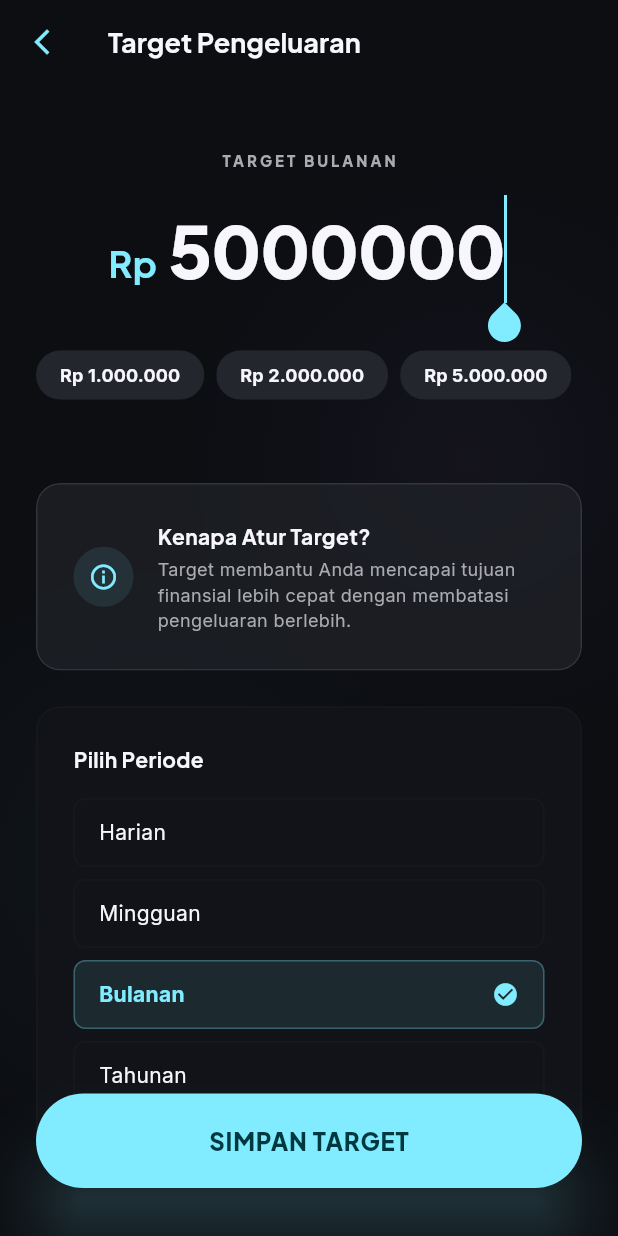
After one commit to agusperdii/fintrack-mobile-app, a Flutter app: the screen it shows after launch, item 5 of the bottom bar chosen, scrolled down 88 dp, after a tap on "Target Pengeluaran", on a phone screen of 412 x 824 dp. The commit adds this screen. Run offline on Flutter 3.47's test engine with Material 3 defaults, Android fonts, the phone set to English and light mode, and no system bars; our stand-ins replace google_fonts; network calls fail.

Commit message:
Menambahkan menu atur pengeluaran

```diff
--- a/lib/models/app_data.dart
+++ b/lib/models/app_data.dart
@@ -2,17 +2,23 @@ class AppData {
   final double balance;
   final List<Transaction> recentTransactions;
   final List<AnalysisData> analysis;
+  final double? spendingTarget;
+  final String? targetPeriod;
 
   AppData({
     required this.balance,
     required this.recentTransactions,
     required this.analysis,
+    this.spendingTarget,
+    this.targetPeriod,
   });
 
   // Dummy data generator
   static AppData getDummyData() {
     return AppData(
       balance: 15450000,
+      spendingTarget: 5000000,
+      targetPeriod: 'Bulanan',
       recentTransactions: [
         Transaction(title: 'Belanja Bulanan', amount: -500000, category: 'Food', date: '2026-04-10'),
         Transaction(title: 'Gaji Bulanan', amount: 10000000, category: 'Salary', date: '2026-04-01'),
--- a/lib/profile_page.dart
+++ b/lib/profile_page.dart
@@ -3,6 +3,7 @@ import 'package:google_fonts/google_fonts.dart';
 import 'services/api_service.dart';
 import 'theme/kinetic_vault_theme.dart';
 import 'widgets/ambient_glow.dart';
+import 'spending_target_page.dart';
 
 class ProfilePage extends StatefulWidget {
   const ProfilePage({super.key});
@@ -13,11 +14,13 @@ class ProfilePage extends StatefulWidget {
 
 class _ProfilePageState extends State<ProfilePage> {
   late Future<Map<String, String>> _profileFuture;
+  late Future<Map<String, dynamic>> _targetFuture;
 
   @override
   void initState() {
     super.initState();
     _profileFuture = ApiService.getUserProfile();
+    _targetFuture = ApiService.getSpendingTarget();
   }
 
   @override
@@ -79,14 +82,18 @@ class _ProfilePageState extends State<ProfilePage> {
           ),
         ),
       ),
-      body: FutureBuilder<Map<String, String>>(
-        future: _profileFuture,
+      body: FutureBuilder<List<dynamic>>(
+        future: Future.wait([_profileFuture, _targetFuture]),
         builder: (context, snapshot) {
           if (snapshot.connectionState == ConnectionState.waiting) {
             return const Center(child: CircularProgressIndicator());
           } else if (snapshot.hasError) {
             return Center(child: Text('Error: ${snapshot.error}'));
           }
+
+          final targetData = snapshot.data![1] as Map<String, dynamic>;
+          final targetAmount = targetData['amount'] as double;
+          final targetPeriod = targetData['period'] as String;
 
           // Using mock data from HTML instead of API to match design exactly
           const userName = 'Leonardo Da’vinci';
@@ -216,7 +223,16 @@ class _ProfilePageState extends State<ProfilePage> {
                   child: Material(
                     color: Colors.transparent,
                     child: InkWell(
-                      onTap: () {},
+                      onTap: () async {
+                        await Navigator.push(
+                          context,
+                          MaterialPageRoute(builder: (context) => const SpendingTargetPage()),
+                        );
+                        // Refresh data after returning
+                        setState(() {
+                          _targetFuture = ApiService.getSpendingTarget();
+                        });
+                      },
                       borderRadius: BorderRadius.circular(8),
                       child: Padding(
                         padding: const EdgeInsets.all(20),
@@ -245,7 +261,7 @@ class _ProfilePageState extends State<ProfilePage> {
                                   crossAxisAlignment: CrossAxisAlignment.start,
                                   children: [
                                     Text(
-                                      'Atur target pengeluaran',
+                                      'Target Pengeluaran',
                                       style: GoogleFonts.plusJakartaSans(
                                         fontSize: 16,
                                         fontWeight: FontWeight.bold,
@@ -253,10 +269,11 @@ class _ProfilePageState extends State<ProfilePage> {
                                       ),
                                     ),
                                     Text(
-                                      'Kendali finansial di tanganmu',
+                                      '${KineticVaultTheme.formatCurrency(targetAmount)} / $targetPeriod',
                                       style: GoogleFonts.inter(
                                         fontSize: 12,
-                                        color: KineticVaultTheme.onSurfaceVariant,
+                                        fontWeight: FontWeight.w600,
+                                        color: KineticVaultTheme.primary,
                                       ),
                                     ),
                                   ],
--- a/lib/services/api_service.dart
+++ b/lib/services/api_service.dart
@@ -55,4 +55,14 @@ class ApiService {
       'avatar': 'https://i.pravatar.cc/300',
     };
   }
+
+  /// Fetch spending target
+  static Future<Map<String, dynamic>> getSpendingTarget() async {
+    await Future.delayed(_delay);
+    final data = AppData.getDummyData();
+    return {
+      'amount': data.spendingTarget ?? 0.0,
+      'period': data.targetPeriod ?? 'Bulanan',
+    };
+  }
 }
--- /dev/null
+++ b/lib/spending_target_page.dart
@@ -0,0 +1,340 @@
+import 'package:flutter/material.dart';
+import 'package:google_fonts/google_fonts.dart';
+import 'theme/kinetic_vault_theme.dart';
+import 'widgets/ambient_glow.dart';
+import 'widgets/glass_card.dart';
+import 'services/api_service.dart';
+
+class SpendingTargetPage extends StatefulWidget {
+  const SpendingTargetPage({super.key});
+
+  @override
+  State<SpendingTargetPage> createState() => _SpendingTargetPageState();
+}
+
+class _SpendingTargetPageState extends State<SpendingTargetPage> {
+  final _amountController = TextEditingController();
+  String _selectedPeriod = 'Bulanan';
+  bool _isSaving = false;
+  bool _isLoading = true;
+
+  final List<double> _quickAmounts = [1000000, 2000000, 5000000, 10000000];
+
+  @override
+  void initState() {
+    super.initState();
+    _loadCurrentTarget();
+  }
+
+  Future<void> _loadCurrentTarget() async {
+    try {
+      final data = await ApiService.getSpendingTarget();
+      if (mounted) {
+        setState(() {
+          double amount = data['amount'];
+          _amountController.text = amount > 0 ? amount.toStringAsFixed(0) : '';
+          _selectedPeriod = data['period'];
+          _isLoading = false;
+        });
+      }
+    } catch (e) {
+      if (mounted) setState(() => _isLoading = false);
+    }
+  }
+
+  @override
+  void dispose() {
+    _amountController.dispose();
+    super.dispose();
+  }
+
+  void _saveTarget() {
+    if (_amountController.text.isEmpty) {
+      ScaffoldMessenger.of(context).showSnackBar(
+        const SnackBar(content: Text('Masukkan nominal target pengeluaran')),
+      );
+      return;
+    }
+
+    setState(() => _isSaving = true);
+
+    // Simulate API call
+    Future.delayed(const Duration(seconds: 1), () {
+      if (mounted) {
+        setState(() => _isSaving = false);
+        ScaffoldMessenger.of(context).showSnackBar(
+          const SnackBar(
+            content: Text('Target pengeluaran berhasil disimpan'),
+            backgroundColor: KineticVaultTheme.tertiary,
+          ),
+        );
+        Navigator.pop(context);
+      }
+    });
+  }
+
+  @override
+  Widget build(BuildContext context) {
+    if (_isLoading) {
+      return const Scaffold(
+        backgroundColor: KineticVaultTheme.background,
+        body: Center(child: CircularProgressIndicator(color: KineticVaultTheme.primary)),
+      );
+    }
+
+    return Scaffold(
+      backgroundColor: KineticVaultTheme.background,
+      appBar: AppBar(
+        backgroundColor: KineticVaultTheme.background,
+        elevation: 0,
+        leading: IconButton(
+          icon: const Icon(Icons.arrow_back_ios_new, color: KineticVaultTheme.primary, size: 20),
+          onPressed: () => Navigator.pop(context),
+        ),
+        title: Text(
+          'Target Pengeluaran',
+          style: GoogleFonts.plusJakartaSans(
+            color: KineticVaultTheme.onSurface,
+            fontWeight: FontWeight.bold,
+            fontSize: 18,
+          ),
+        ),
+      ),
+      body: Stack(
+        children: [
+          const Positioned(
+            top: 50,
+            right: -100,
+            child: AmbientGlow(size: 400, color: KineticVaultTheme.secondary, opacity: 0.05),
+          ),
+          const Positioned(
+            bottom: 50,
+            left: -100,
+            child: AmbientGlow(size: 400, color: KineticVaultTheme.primary, opacity: 0.05),
+          ),
+          SingleChildScrollView(
+            padding: const EdgeInsets.all(24.0),
+            child: Column(
+              crossAxisAlignment: CrossAxisAlignment.center,
+              children: [
+                const SizedBox(height: 20),
+                Text(
+                  'TARGET $_selectedPeriod'.toUpperCase(),
+                  style: GoogleFonts.plusJakartaSans(
+                    fontSize: 10,
+                    fontWeight: FontWeight.w800,
+                    letterSpacing: 2.0,
+                    color: KineticVaultTheme.onSurfaceVariant,
+                  ),
+                ),
+                const SizedBox(height: 16),
+                Row(
+                  mainAxisAlignment: MainAxisAlignment.center,
+                  crossAxisAlignment: CrossAxisAlignment.baseline,
+                  textBaseline: TextBaseline.alphabetic,
+                  children: [
+                    Text(
+                      'Rp',
+                      style: GoogleFonts.plusJakartaSans(
+                        fontSize: 24,
+                        fontWeight: FontWeight.bold,
+                        color: KineticVaultTheme.primary,
+                      ),
+                    ),
+                    const SizedBox(width: 8),
+                    IntrinsicWidth(
+                      child: TextField(
+                        controller: _amountController,
+                        autofocus: true,
+                        keyboardType: TextInputType.number,
+                        textAlign: TextAlign.center,
+                        style: GoogleFonts.plusJakartaSans(
+                          fontSize: 48,
+                          fontWeight: FontWeight.w900,
+                          color: KineticVaultTheme.onSurface,
+                          letterSpacing: -1,
+                        ),
+                        decoration: InputDecoration(
+                          hintText: '0',
+                          hintStyle: TextStyle(color: KineticVaultTheme.onSurface.withValues(alpha: 0.2)),
+                          border: InputBorder.none,
+                          contentPadding: EdgeInsets.zero,
+                        ),
+                      ),
+                    ),
+                  ],
+                ),
+                const SizedBox(height: 24),
+                // Quick Amounts
+                SingleChildScrollView(
+                  scrollDirection: Axis.horizontal,
+                  child: Row(
+                    children: _quickAmounts.map((amt) {
+                      return Padding(
+                        padding: const EdgeInsets.only(right: 8.0),
+                        child: ActionChip(
+                          label: Text(
+                            KineticVaultTheme.formatCurrency(amt),
+                            style: GoogleFonts.inter(
+                              fontSize: 12,
+                              fontWeight: FontWeight.bold,
+                              color: KineticVaultTheme.onSurface,
+                            ),
+                          ),
+                          backgroundColor: KineticVaultTheme.surfaceContainerHighest,
+                          side: BorderSide.none,
+                          shape: RoundedRectangleBorder(borderRadius: BorderRadius.circular(100)),
+                          onPressed: () {
+                            setState(() {
+                              _amountController.text = amt.toStringAsFixed(0);
+                            });
+                          },
+                        ),
+                      );
+                    }).toList(),
+                  ),
+                ),
+                const SizedBox(height: 48),
+                GlassCard(
+                  padding: const EdgeInsets.all(24),
+                  borderRadius: 16,
+                  child: Column(
+                    children: [
+                      Row(
+                        children: [
+                          Container(
+                            padding: const EdgeInsets.all(10),
+                            decoration: BoxDecoration(
+                              color: KineticVaultTheme.primary.withValues(alpha: 0.1),
+                              shape: BoxShape.circle,
+                            ),
+                            child: const Icon(Icons.info_outline, color: KineticVaultTheme.primary, size: 20),
+                          ),
+                          const SizedBox(width: 16),
+                          Expanded(
+                            child: Column(
+                              crossAxisAlignment: CrossAxisAlignment.start,
+                              children: [
+                                Text(
+                                  'Kenapa Atur Target?',
+                                  style: GoogleFonts.plusJakartaSans(
+                                    fontSize: 14,
+                                    fontWeight: FontWeight.bold,
+                                    color: KineticVaultTheme.onSurface,
+                                  ),
+                                ),
+                                const SizedBox(height: 4),
+                                Text(
+                                  'Target membantu Anda mencapai tujuan finansial lebih cepat dengan membatasi pengeluaran berlebih.',
+                                  style: GoogleFonts.inter(
+                                    fontSize: 12,
+                                    color: KineticVaultTheme.onSurfaceVariant,
+                                  ),
+                                ),
+                              ],
+                            ),
+                          ),
+                        ],
+                      ),
+                    ],
+                  ),
+                ),
+                const SizedBox(height: 24),
+                Container(
+                  width: double.infinity,
+                  padding: const EdgeInsets.all(24),
+                  decoration: BoxDecoration(
+                    color: KineticVaultTheme.surfaceContainerLow,
+                    borderRadius: BorderRadius.circular(16),
+                    border: Border.all(color: KineticVaultTheme.outlineVariant.withValues(alpha: 0.1)),
+                  ),
+                  child: Column(
+                    crossAxisAlignment: CrossAxisAlignment.start,
+                    children: [
+                      Text(
+                        'Pilih Periode',
+                        style: GoogleFonts.plusJakartaSans(
+                          fontSize: 14,
+                          fontWeight: FontWeight.bold,
+                          color: KineticVaultTheme.onSurface,
+                        ),
+                      ),
+                      const SizedBox(height: 16),
+                      _buildPeriodItem('Harian'),
+                      _buildPeriodItem('Mingguan'),
+                      _buildPeriodItem('Bulanan'),
+                      _buildPeriodItem('Tahunan'),
+                    ],
+                  ),
+                ),
+                const SizedBox(height: 100),
+              ],
+            ),
+          ),
+          Positioned(
+            bottom: 32,
+            left: 24,
+            right: 24,
+            child: ElevatedButton(
+              onPressed: _isSaving ? null : _saveTarget,
+              style: ElevatedButton.styleFrom(
+                backgroundColor: KineticVaultTheme.primary,
+                foregroundColor: KineticVaultTheme.onPrimaryFixed,
+                padding: const EdgeInsets.symmetric(vertical: 20),
+                shape: RoundedRectangleBorder(borderRadius: BorderRadius.circular(100)),
+                elevation: 20,
+                shadowColor: KineticVaultTheme.primary.withValues(alpha: 0.4),
+              ),
+              child: _isSaving
+                  ? const SizedBox(height: 24, width: 24, child: CircularProgressIndicator(strokeWidth: 2, color: KineticVaultTheme.onPrimaryFixed))
+                  : Text(
+                      'SIMPAN TARGET',
+                      style: GoogleFonts.plusJakartaSans(
+                        fontSize: 16,
+                        fontWeight: FontWeight.w900,
+                        letterSpacing: 0.5,
+                      ),
+                    ),
+            ),
+          ),
+        ],
+      ),
+    );
+  }
+
+  Widget _buildPeriodItem(String label) {
+    bool isSelected = _selectedPeriod == label;
+    return Padding(
+      padding: const EdgeInsets.only(bottom: 8.0),
+      child: InkWell(
+        onTap: () => setState(() => _selectedPeriod = label),
+        borderRadius: BorderRadius.circular(8),
+        child: Container(
+          padding: const EdgeInsets.symmetric(horizontal: 16, vertical: 12),
+          decoration: BoxDecoration(
+            color: isSelected ? KineticVaultTheme.primary.withValues(alpha: 0.1) : Colors.transparent,
+            borderRadius: BorderRadius.circular(8),
+            border: Border.all(
+              color: isSelected ? KineticVaultTheme.primary.withValues(alpha: 0.3) : KineticVaultTheme.outlineVariant.withValues(alpha: 0.1),
+            ),
+          ),
+          child: Row(
+            mainAxisAlignment: MainAxisAlignment.spaceBetween,
+            children: [
+              Text(
+                label,
+                style: GoogleFonts.inter(
+                  fontSize: 14,
+                  fontWeight: isSelected ? FontWeight.bold : FontWeight.normal,
+                  color: isSelected ? KineticVaultTheme.primary : KineticVaultTheme.onSurface,
+                ),
+              ),
+              if (isSelected)
+                const Icon(Icons.check_circle, color: KineticVaultTheme.primary, size: 18),
+            ],
+          ),
+        ),
+      ),
+    );
+  }
+}
--- a/lib/theme/kinetic_vault_theme.dart
+++ b/lib/theme/kinetic_vault_theme.dart
@@ -23,6 +23,22 @@ class KineticVaultTheme {
   static const Color onPrimaryFixed = Color(0xFF003840);
   static const Color outline = Color(0xFF74757A);
   static const Color outlineVariant = Color(0xFF46484D);
+
+  static String formatCurrency(double amount) {
+    // Basic formatting for IDR
+    final String sign = amount < 0 ? '-' : '';
+    final String absoluteValue = amount.abs().toStringAsFixed(0);
+    final buffer = StringBuffer();
+    int count = 0;
+    for (int i = absoluteValue.length - 1; i >= 0; i--) {
+      if (count > 0 && count % 3 == 0) {
+        buffer.write('.');
+      }
+      buffer.write(absoluteValue[i]);
+      count++;
+    }
+    return 'Rp $sign${buffer.toString().split('').reversed.join('')}';
+  }
 
   static const LinearGradient primaryGradient = LinearGradient(
     colors: [primary, primaryFixed],
```
